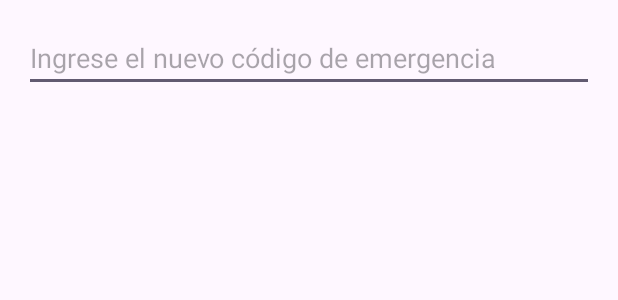
After one commit to Intro-CompuMovil/Azalea, an Android app: the layout alert_dialog_custom_view.xml on its own in the app's theme, with its tools: preview values and no code run, on a phone screen of 412 x 824 dp. The commit adds this screen. Shown: the top 300 px of the screen. Run offline under Robolectric (Android 15) with nearby library versions, the phone set to English and light mode, and no system bars.

Commit message:
alertdialog para ingresar codigo de emergencia

```diff
--- a/app/src/main/java/com/example/azalea/fragments/PanicoFragment.kt
+++ b/app/src/main/java/com/example/azalea/fragments/PanicoFragment.kt
@@ -142,8 +142,10 @@ class PanicoFragment : Fragment() {
         }
     }
 
-    private fun stopLocationUpdates() {
-        mFusedLocationClient.removeLocationUpdates(mLocationCallback)
+    fun stopLocationUpdates() {
+        if (::mLocationCallback.isInitialized) {
+            mFusedLocationClient.removeLocationUpdates(mLocationCallback)
+        }
     }
 
     private fun createLocationRequest() : LocationRequest =
--- /dev/null
+++ b/app/src/main/res/layout/alert_dialog_custom_view.xml
@@ -0,0 +1,18 @@
+<?xml version="1.0" encoding="utf-8"?>
+<androidx.constraintlayout.widget.ConstraintLayout xmlns:android="http://schemas.android.com/apk/res/android"
+    xmlns:app="http://schemas.android.com/apk/res-auto"
+    android:layout_width="match_parent"
+    android:layout_height="wrap_content"
+    android:padding="16dp">
+
+    <EditText
+        android:id="@+id/editText"
+        android:layout_width="0dp"
+        android:layout_height="wrap_content"
+        android:hint="Ingrese el nuevo código de emergencia"
+        android:inputType="text"
+        app:layout_constraintEnd_toEndOf="parent"
+        app:layout_constraintStart_toStartOf="parent"
+        app:layout_constraintTop_toTopOf="parent" />
+
+</androidx.constraintlayout.widget.ConstraintLayout>
```
Also changed, not shown: app/src/main/java/com/example/azalea/activities/MenuNavigationActivity.kt (+66 -1 lines).
